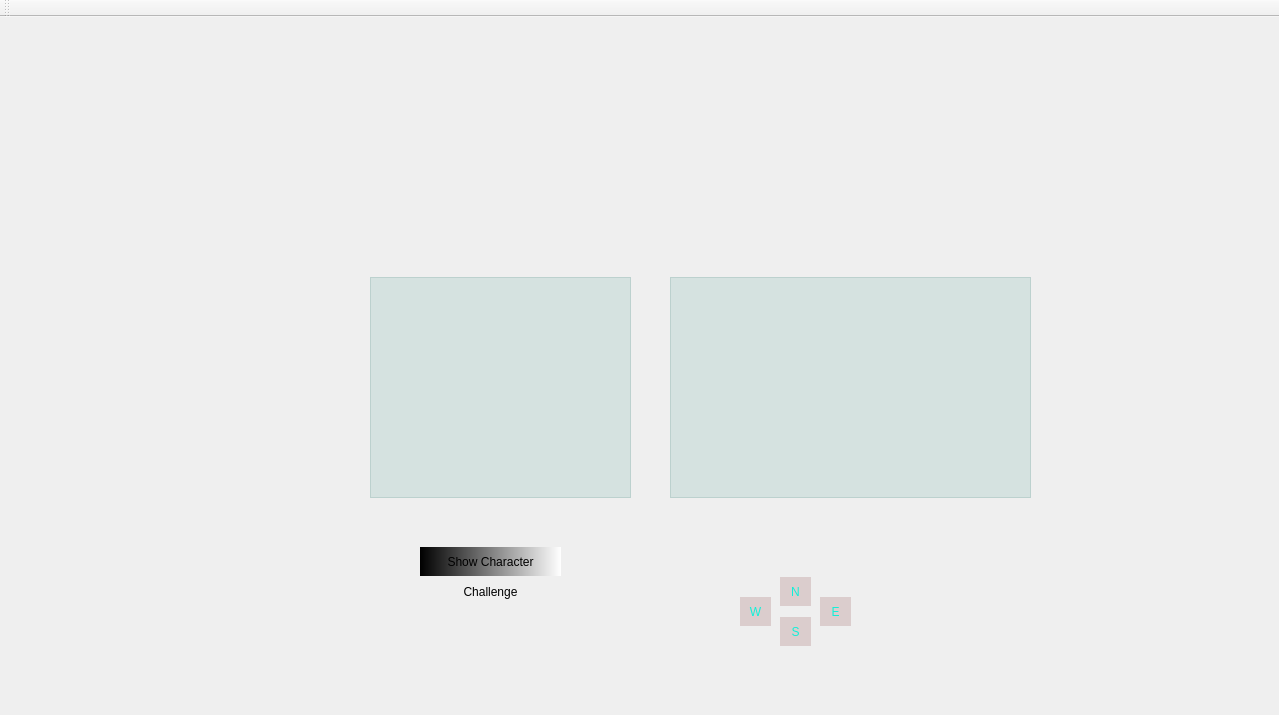
Above: src/mainwindow.ui from RogueFendor/EventHorizon before the change. Below: the same form after it.
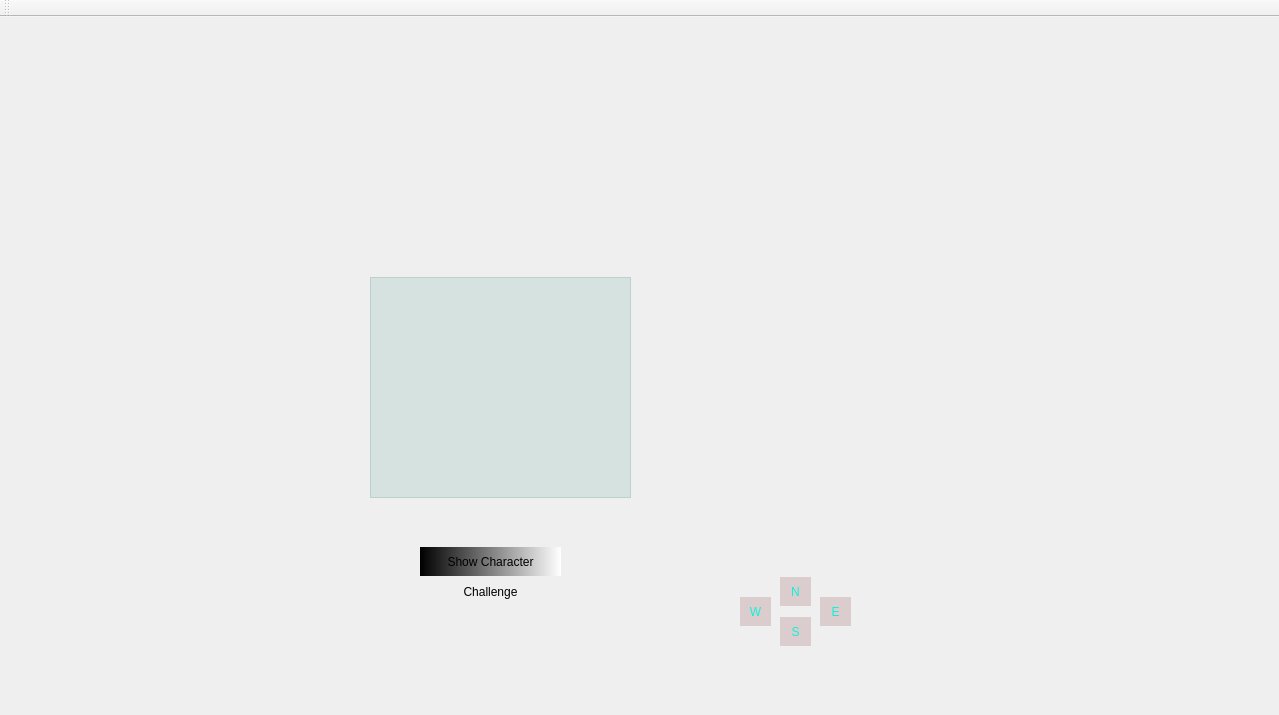
That is the form after the change. Icons and pictures are not drawn.

Diff of the .ui file:
```diff
--- a/src/mainwindow.ui
+++ b/src/mainwindow.ui
@@ -175,21 +175,16 @@
      <string notr="true">background-color: rgba(79, 157, 147, 42);</string>
     </property>
    </widget>
-   <widget class="QTextBrowser" name="textArea2">
+   <widget class="QWidget" name="gridLayoutWidget">
     <property name="geometry">
      <rect>
-      <x>670</x>
+      <x>640</x>
       <y>260</y>
-      <width>361</width>
+      <width>401</width>
       <height>221</height>
      </rect>
     </property>
-    <property name="styleSheet">
-     <string notr="true">background-color: rgba(79, 157, 147, 42);</string>
-    </property>
-    <property name="placeholderText">
-     <string/>
-    </property>
+    <layout class="QGridLayout" name="textArea2"/>
    </widget>
   </widget>
   <widget class="QMenuBar" name="menuBar">
```
